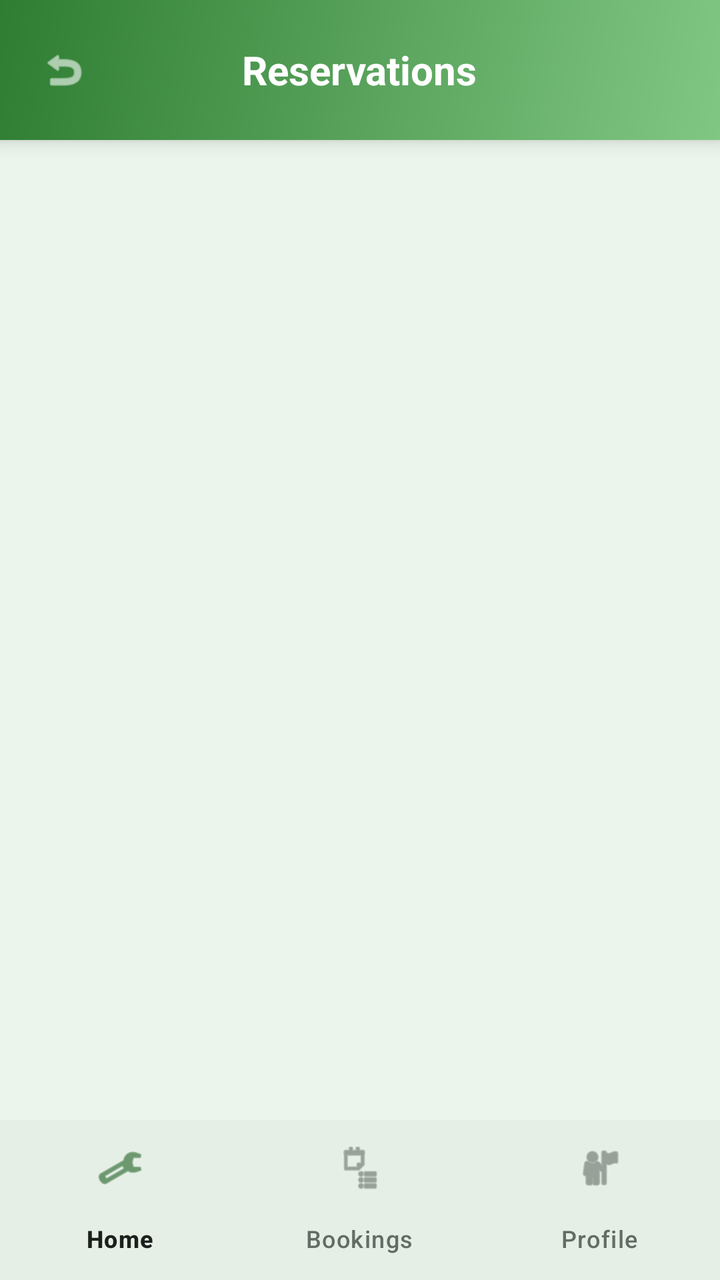
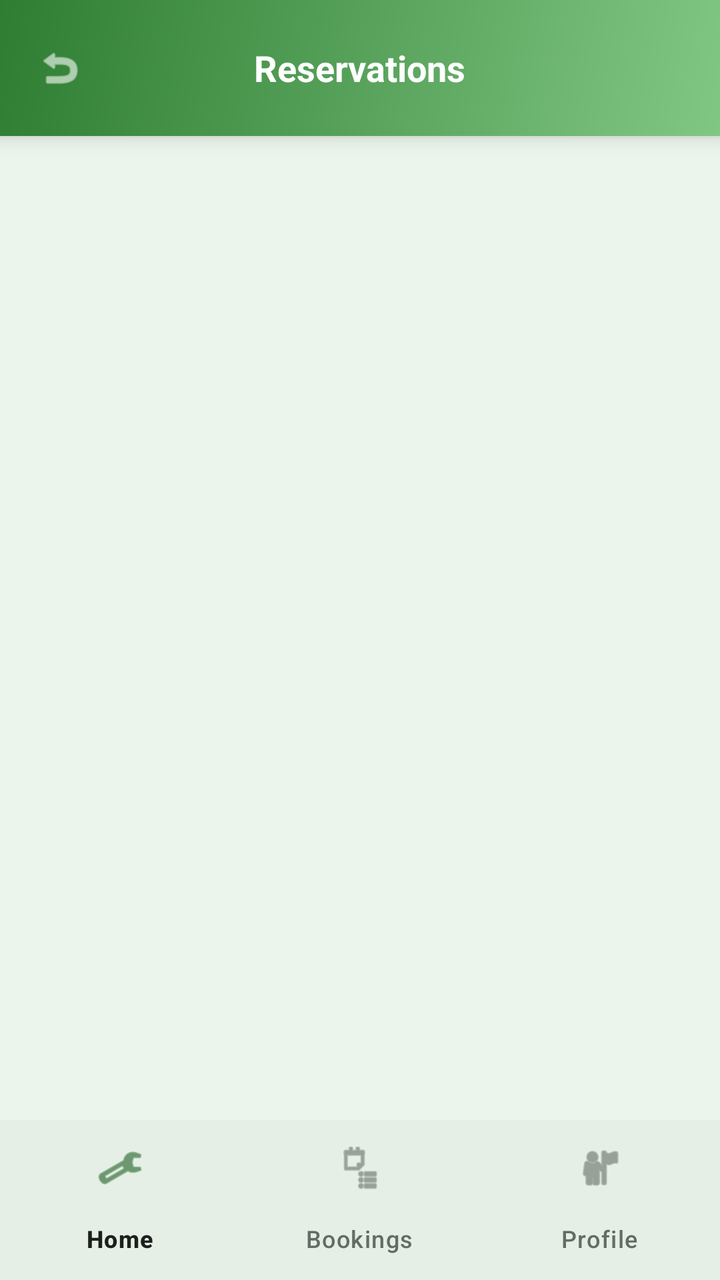

The first picture is an Android layout as it rendered before a commit; the second is the same layout after the commit. The layout source and the unified diff follow.
<!-- AndroidManifest.xml: application theme Theme.SmartSolar -->
<!-- res/layout/activity_operator_reservations.xml -->
<?xml version="1.0" encoding="utf-8"?>
<LinearLayout xmlns:android="http://schemas.android.com/apk/res/android"
    xmlns:app="http://schemas.android.com/apk/res-auto"
    android:layout_width="match_parent"
    android:layout_height="match_parent"
    android:orientation="vertical"
    android:background="@color/bg">

    
    <RelativeLayout
        android:layout_width="match_parent"
        android:layout_height="70dp"
        android:background="@drawable/bg_header_gradient"
        android:elevation="6dp">

        <ImageView
            android:id="@+id/btnBack"
            android:layout_width="48dp"
            android:layout_height="48dp"
            android:layout_centerVertical="true"
            android:padding="12dp"
            android:layout_marginStart="8dp"
            android:src="@android:drawable/ic_menu_revert"
            app:tint="@color/on_primary" />

        <TextView
            android:id="@+id/tvTitle"
            android:layout_width="wrap_content"
            android:layout_height="wrap_content"
            android:layout_centerInParent="true"
            android:text="Reservations"
            android:textColor="@color/on_primary"
            android:textSize="20sp"
            android:textStyle="bold" />
    </RelativeLayout>

    <ScrollView
        android:layout_width="match_parent"
        android:layout_height="0dp"
        android:layout_weight="1"
        android:fillViewport="true"
        android:clipToPadding="false"
        android:paddingBottom="24dp">

        <LinearLayout
            android:layout_width="match_parent"
            android:layout_height="wrap_content"
            android:orientation="vertical"
            android:padding="16dp">

            <LinearLayout
                android:id="@+id/reservationsContainer"
                android:layout_width="match_parent"
                android:layout_height="wrap_content"
                android:orientation="vertical" />
                
        </LinearLayout>
    </ScrollView>

    
    <com.google.android.material.bottomnavigation.BottomNavigationView
        android:id="@+id/bottomNav"
        android:layout_width="match_parent"
        android:layout_height="wrap_content"
        android:background="@color/surface"
        app:elevation="8dp"
        app:menu="@menu/bottom_nav_menu" />
</LinearLayout>
<!-- resources referenced by this layout -->
<resources>
  <color name="bg">#EBF5EC</color>
  <color name="on_primary">#FFFFFF</color>
  <color name="surface">#FFFFFF</color>
  <!-- drawable bg_header_gradient (drawable) -->
  <?xml version="1.0" encoding="utf-8"?>
  <shape xmlns:android="http://schemas.android.com/apk/res/android"
      android:shape="rectangle">
      <gradient
          android:angle="135"
          android:startColor="@color/gradient_start"
          android:endColor="@color/gradient_end"
          android:type="linear" />
  </shape>
  <style name="Theme.SmartSolar" parent="Theme.Material3.DayNight.NoActionBar">
          
          <item name="colorPrimary">@color/primary</item>
          <item name="colorOnPrimary">@color/on_primary</item>
          <item name="colorPrimaryContainer">@color/primary_container</item>
          <item name="colorOnPrimaryContainer">@color/on_primary_container</item>
  
          
          <item name="colorSecondary">@color/secondary</item>
          <item name="colorOnSecondary">@color/on_secondary</item>
          <item name="colorSecondaryContainer">@color/secondary_container</item>
          <item name="colorOnSecondaryContainer">@color/on_secondary_container</item>
  
          
          <item name="colorSurface">@color/surface</item>
          <item name="colorOnSurface">@color/on_surface</item>
          <item name="colorSurfaceVariant">@color/surface_variant</item>
          <item name="colorOnSurfaceVariant">@color/on_surface_variant</item>
          <item name="colorOutline">@color/outline</item>
  
          
          <item name="colorError">@color/error</item>
          <item name="colorErrorContainer">@color/error_container</item>
  
          
          <item name="android:windowBackground">@color/bg</item>
          <item name="android:statusBarColor">@color/bg</item>
          <item name="android:navigationBarColor">@color/bg</item>
  
          
          <item name="android:fontFamily">sans-serif</item>
  
          
          <item name="shapeAppearanceSmallComponent">@style/Shape.Small</item>
          <item name="shapeAppearanceMediumComponent">@style/Shape.Medium</item>
          <item name="shapeAppearanceLargeComponent">@style/Shape.Large</item>
      </style>
  <color name="gradient_start">#81C784</color>
  <color name="gradient_end">#2E7D32</color>
  <color name="primary">#2E7D32</color>
  <color name="primary_container">#81C784</color>
  <color name="on_primary_container">#111A14</color>
  <color name="secondary">#62D28E</color>
  <color name="on_secondary">#FFFFFF</color>
  <color name="secondary_container">#E8F5E9</color>
  <color name="on_secondary_container">#1B5E20</color>
  <color name="on_surface">#1A211D</color>
  <color name="surface_variant">#EAEEEB</color>
  <color name="on_surface_variant">#616D66</color>
  <color name="outline">#C2C8C4</color>
  <color name="error">#D32F2F</color>
  <color name="error_container">#FFEBEE</color>
  <style name="Shape.Small" parent="ShapeAppearance.Material3.SmallComponent">
          <item name="cornerSize">6dp</item>
      </style>
  <style name="Shape.Medium" parent="ShapeAppearance.Material3.MediumComponent">
          <item name="cornerSize">10dp</item>
      </style>
  <style name="Shape.Large" parent="ShapeAppearance.Material3.LargeComponent">
          <item name="cornerSize">14dp</item>
      </style>
</resources>

<!-- the commit's change to res/layout/activity_operator_reservations.xml (unified diff, before → after) -->
@@ -9,29 +9,58 @@
     
     <RelativeLayout
         android:layout_width="match_parent"
-        android:layout_height="70dp"
+        android:layout_height="wrap_content"
+        android:minHeight="68dp"
         android:background="@drawable/bg_header_gradient"
+        android:paddingTop="6dp"
+        android:paddingBottom="6dp"
+        android:paddingStart="8dp"
+        android:paddingEnd="8dp"
         android:elevation="6dp">
 
         <ImageView
             android:id="@+id/btnBack"
-            android:layout_width="48dp"
-            android:layout_height="48dp"
+            android:layout_width="44dp"
+            android:layout_height="44dp"
+            android:layout_alignParentStart="true"
             android:layout_centerVertical="true"
-            android:padding="12dp"
-            android:layout_marginStart="8dp"
+            android:padding="10dp"
             android:src="@android:drawable/ic_menu_revert"
             app:tint="@color/on_primary" />
 
-        <TextView
-            android:id="@+id/tvTitle"
+        <LinearLayout
+            android:id="@+id/headerTitleContainer"
             android:layout_width="wrap_content"
             android:layout_height="wrap_content"
             android:layout_centerInParent="true"
-            android:text="Reservations"
-            android:textColor="@color/on_primary"
-            android:textSize="20sp"
-            android:textStyle="bold" />
+            android:gravity="center"
+            android:orientation="vertical"
+            android:paddingStart="44dp"
+            android:paddingEnd="44dp">
+
+            <TextView
+                android:id="@+id/tvTitle"
+                android:layout_width="wrap_content"
+                android:layout_height="wrap_content"
+                android:text="Reservations"
+                android:textColor="@color/on_primary"
+                android:textSize="18sp"
+                android:textStyle="bold"
+                android:maxLines="1"
+                android:ellipsize="end" />
+
+            <TextView
+                android:id="@+id/tvSubtitle"
+                android:layout_width="wrap_content"
+                android:layout_height="wrap_content"
+                android:layout_marginTop="2dp"
+                android:textColor="@color/on_primary"
+                android:alpha="0.85"
+                android:textSize="12sp"
+                android:maxLines="1"
+                android:ellipsize="end"
+                android:visibility="gone" />
+        </LinearLayout>
     </RelativeLayout>
 
     <ScrollView
